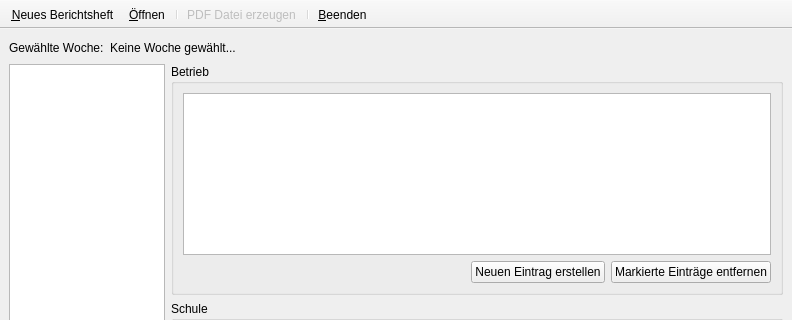
The window that src/mainwindow.ui (Strayer/Berichte-Ork) describes before a commit, drawn with Qt 5; both pictures show x 0 to 792 and y 0 to 320 of the 792 by 541 pixel window.
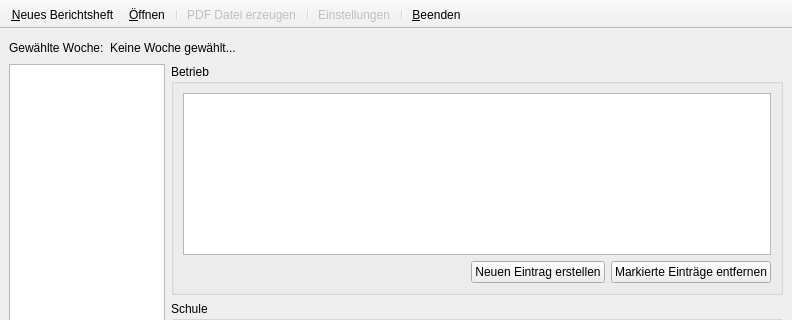
The same window after the commit. Icons and pictures are not drawn.

Commit message: Implemented settings dialog for XeTeX path

What changed in the file:
```diff
--- a/src/mainwindow.ui
+++ b/src/mainwindow.ui
@@ -205,6 +205,8 @@
    <addaction name="separator"/>
    <addaction name="actionGeneratePDF"/>
    <addaction name="separator"/>
+   <addaction name="actionSettings"/>
+   <addaction name="separator"/>
    <addaction name="actionBeenden"/>
   </widget>
   <action name="actionGeneratePDF">
@@ -258,6 +260,14 @@
     <string>&amp;Neues Berichtsheft</string>
    </property>
   </action>
+  <action name="actionSettings">
+   <property name="enabled">
+    <bool>false</bool>
+   </property>
+   <property name="text">
+    <string>&amp;Einstellungen</string>
+   </property>
+  </action>
  </widget>
  <resources>
   <include location="resources.qrc"/>
```
The commit also changes 8 other files.
